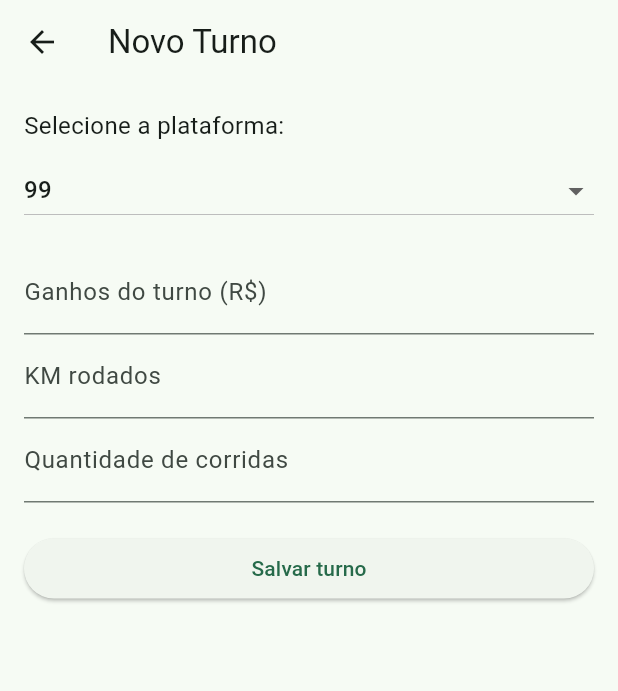
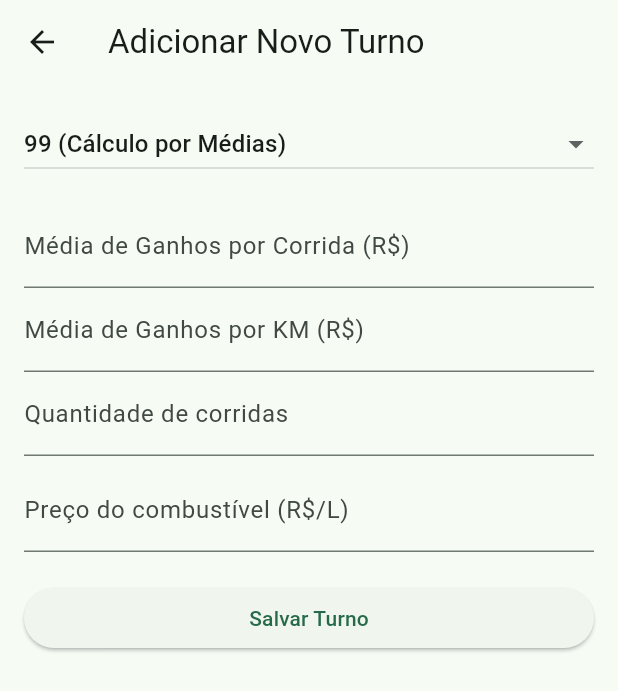
Before and after one commit to DouglasAlexJJ/turno_pago, a Flutter app: the screen it shows after launch, after a tap on the "add" icon, on a phone screen of 412 x 824 dp. Shown: the top 691 px of the screen. Run offline on Flutter 3.47's test engine with Material 3 defaults, Android fonts, the phone set to English and light mode, and no system bars; our stand-ins replace shared_preferences.

Commit message:
atualizações
atualizações na home screen e no turno screen e turno.
melhoria na função de adicionar os dados de km e gastos.

```diff
--- a/lib/models/turno.dart
+++ b/lib/models/turno.dart
@@ -8,7 +8,8 @@
   final String plataforma;
   final double ganhos;
   final double kmRodados;
-  final int corridas; // Será 0 se não for '99'
+  final int corridas;
+  final double precoCombustivel;
 
   Turno({
     required this.id,
@@ -16,6 +17,7 @@
     required this.plataforma,
     required this.ganhos,
     required this.kmRodados,
+    required this.precoCombustivel, // Adicione esta linha
     this.corridas = 0,
   });
 
@@ -27,6 +29,7 @@
       'ganhos': ganhos,
       'kmRodados': kmRodados,
       'corridas': corridas,
+      'precoCombustivel': precoCombustivel,
     };
   }
 
@@ -38,6 +41,7 @@
       ganhos: map['ganhos'],
       kmRodados: map['kmRodados'],
       corridas: map['corridas'] ?? 0,
+      precoCombustivel: map['precoCombustivel'] ?? 0.0,
     );
   }
 
--- a/lib/screens/home_screen.dart
+++ b/lib/screens/home_screen.dart
@@ -1,11 +1,9 @@
-// lib/screens/home_screen.dart
-
 import 'package:flutter/material.dart';
+import 'package:shared_preferences/shared_preferences.dart';
 import 'package:turno_pago/models/turno.dart';
 import '../services/dados_service.dart';
 import 'despesas_screen.dart';
 import 'turno_screen.dart';
-import 'package:shared_preferences/shared_preferences.dart';
 
 class HomeScreen extends StatefulWidget {
   const HomeScreen({super.key});
@@ -21,7 +19,6 @@
   // Variáveis para o resumo do dia
   double ganhosDoDia = 0;
   double totalDespesasDoDia = 0;
-  double _custoProvisionadoTurno = 0.0;
 
   @override
   void initState() {
@@ -30,16 +27,6 @@
   }
 
   Future<void> _carregarDados() async {
-    // --- LÓGICA DE CÁLCULO DE PROVISIONAMENTO ---
-    final prefs = await SharedPreferences.getInstance();
-    final itensManutencao = await DadosService.getManutencaoItens();
-    final custoManutencaoPorKm = itensManutencao.fold(0.0, (soma, item) => soma + item.custoPorKm);
-    final valorCarro = prefs.getDouble('carro_valor') ?? 0;
-    final vidaUtilKm = prefs.getInt('carro_vida_util_km') ?? 0;
-    final custoDepreciacaoPorKm = (vidaUtilKm > 0) ? valorCarro / vidaUtilKm : 0.0;
-    final custoTotalPorKm = custoManutencaoPorKm + custoDepreciacaoPorKm;
-
-    // --- LÓGICA DE DADOS DO DIA E DO TURNO ---
     final todosOsTurnos = await DadosService.getTurnos();
     final todasAsDespesas = await DadosService.getDespesas();
     final hoje = DateTime.now();
@@ -58,23 +45,17 @@
       turnoMaisRecente = todosOsTurnos.first;
     }
 
-    // Calcula o valor final a ser provisionado com base no último turno
-    final double valorProvisaoFinal = (turnoMaisRecente?.kmRodados ?? 0) * custoTotalPorKm;
-
     if (!mounted) return;
 
     setState(() {
       ultimoTurno = turnoMaisRecente;
       ganhosDoDia = somaGanhos;
       totalDespesasDoDia = somaDespesas;
-      _custoProvisionadoTurno = valorProvisaoFinal; // Atribuição direta
     });
   }
 
   @override
   Widget build(BuildContext context) {
-    final lucroDoDia = ganhosDoDia - totalDespesasDoDia;
-
     return Scaffold(
       body: Padding(
         padding: const EdgeInsets.all(16.0),
@@ -85,20 +66,37 @@
               _buildCard(
                 title: 'Financeiro do Dia',
                 children: [
-                  _buildInfoRow('💰 Ganhos Brutos', 'R\$ ${ganhosDoDia.toStringAsFixed(2)}'),
-                  _buildInfoRow('💸 Despesas Totais', 'R\$ ${totalDespesasDoDia.toStringAsFixed(2)}', isNegative: true),
+                  _buildInfoRow('💰 Ganhos Brutos (Dia)', 'R\$ ${ganhosDoDia.toStringAsFixed(2)}'),
+                  _buildInfoRow('💸 Despesas (Dia)', 'R\$ ${totalDespesasDoDia.toStringAsFixed(2)}', isNegative: true),
                   const Divider(),
-                  _buildInfoRow('✅ Lucro Líquido', 'R\$ ${lucroDoDia.toStringAsFixed(2)}', isHighlight: true),
+                  _buildInfoRow('✅ Lucro Líquido (Dia)', 'R\$ ${(ganhosDoDia - totalDespesasDoDia).toStringAsFixed(2)}', isHighlight: true),
                 ],
               ),
               const SizedBox(height: 16),
-              _buildCard(
-                title: 'Métricas do Último Turno',
-                children: ultimoTurno != null
-                    ? _buildMetricasTurno(ultimoTurno!)
-                    : [const Text('Nenhum turno registrado ainda.')],
-              ),
+
+              if (ultimoTurno == null)
+                const Card(child: Padding(padding: EdgeInsets.all(16.0), child: Text("Nenhum turno registrado ainda. Adicione um no botão '+'.")))
+              else
+                FutureBuilder<Map<String, dynamic>>(
+                  future: _getDadosDeCusto(),
+                  builder: (context, snapshot) {
+                    if (snapshot.connectionState == ConnectionState.waiting) {
+                      return const Center(child: CircularProgressIndicator());
+                    }
+                    if (!snapshot.hasData || snapshot.data == null) {
+                      return const SizedBox.shrink();
+                    }
+
+                    final custos = snapshot.data!;
+                    return _buildAnaliseTurnoCard(
+                      turno: ultimoTurno!,
+                      custoProvisionadoPorKm: custos['custoProvisionado']!,
+                      consumoMedio: custos['consumoMedio']!,
+                    );
+                  },
+                ),
               const SizedBox(height: 16),
+
               ElevatedButton.icon(
                 icon: const Icon(Icons.receipt_long),
                 label: const Text('Gerenciar Despesas'),
@@ -109,28 +107,7 @@
                   );
                   _carregarDados();
                 },
-              ),
-              const SizedBox(height: 16),
-              _buildCard(
-                title: '💰 Cofrinho do Veículo',
-                children: [
-                  const Text(
-                    'Valor a separar do último turno para cobrir custos futuros do veículo:',
-                    textAlign: TextAlign.center,
-                    style: TextStyle(fontSize: 15),
-                  ),
-                  const SizedBox(height: 16),
-                  Center(
-                    child: Text(
-                      'R\$ ${_custoProvisionadoTurno.toStringAsFixed(2)}',
-                      style: Theme.of(context).textTheme.headlineMedium?.copyWith(
-                        color: Theme.of(context).colorScheme.primary,
-                        fontWeight: FontWeight.bold,
-                      ),
-                    ),
-                  ),
-                ],
-              ),
+              )
             ],
           ),
         ),
@@ -151,20 +128,47 @@
     );
   }
 
-  // Helper para construir as métricas do turno e evitar repetição de código
-  List<Widget> _buildMetricasTurno(Turno turno) {
-    final ganhoPorKm = turno.kmRodados > 0 ? turno.ganhos / turno.kmRodados : 0.0;
-    final ganhoPorCorrida = turno.plataforma == '99' && turno.corridas > 0 ? turno.ganhos / turno.corridas : 0.0;
+  Future<Map<String, double>> _getDadosDeCusto() async {
+    final prefs = await SharedPreferences.getInstance();
+    final itensManutencao = await DadosService.getManutencaoItens();
 
-    return [
-      _buildInfoRow('🗂 Plataforma', turno.plataforma == '99' ? '99' : 'Outro App'),
-      _buildInfoRow('🛣 KM Rodados', '${turno.kmRodados.toStringAsFixed(1)} km'),
-      _buildInfoRow('📊 Ganho por KM', 'R\$ ${ganhoPorKm.toStringAsFixed(2)}'),
-      if (turno.plataforma == '99') ...[
-        _buildInfoRow('🚗 Corridas Feitas', '${turno.corridas}'),
-        _buildInfoRow('📦 Ganho por Corrida', 'R\$ ${ganhoPorCorrida.toStringAsFixed(2)}'),
-      ]
-    ];
+    final custoManutencaoPorKm = itensManutencao.fold(0.0, (soma, item) => soma + item.custoPorKm);
+
+    final valorCarro = prefs.getDouble('carro_valor') ?? 0;
+    final vidaUtilKm = prefs.getInt('carro_vida_util_km') ?? 0;
+    final custoDepreciacaoPorKm = (vidaUtilKm > 0) ? valorCarro / vidaUtilKm : 0.0;
+
+    final consumo = prefs.getDouble('veiculo_consumo_medio') ?? 10.0; // Padrão 10km/l
+
+    return {
+      'custoProvisionado': custoManutencaoPorKm + custoDepreciacaoPorKm,
+      'consumoMedio': consumo,
+    };
+  }
+
+  Widget _buildAnaliseTurnoCard({
+    required Turno turno,
+    required double custoProvisionadoPorKm,
+    required double consumoMedio,
+  }) {
+    final gastoCombustivel = (consumoMedio > 0)
+        ? (turno.kmRodados / consumoMedio) * turno.precoCombustivel
+        : 0.0;
+
+    final custoTotalProvisionado = turno.kmRodados * custoProvisionadoPorKm;
+    final lucroLiquidoTurno = turno.ganhos - gastoCombustivel - custoTotalProvisionado;
+
+    return _buildCard(
+      title: 'Análise do Último Turno',
+      children: [
+        _buildInfoRow('🛣️ KM Rodados', '${turno.kmRodados.toStringAsFixed(1)} km'),
+        _buildInfoRow('💰 Ganhos Brutos', 'R\$ ${turno.ganhos.toStringAsFixed(2)}'),
+        _buildInfoRow('⛽ Gasto Combustível', 'R\$ ${gastoCombustivel.toStringAsFixed(2)}', isNegative: true),
+        _buildInfoRow('🛠️ Custos Futuros', 'R\$ ${custoTotalProvisionado.toStringAsFixed(2)}', isNegative: true),
+        const Divider(),
+        _buildInfoRow('✅ Lucro Líquido (Turno)', 'R\$ ${lucroLiquidoTurno.toStringAsFixed(2)}', isHighlight: true),
+      ],
+    );
   }
 
   Widget _buildCard({required String title, required List<Widget> children}) {
@@ -192,7 +196,6 @@
       final lucro = double.tryParse(value.replaceAll('R\$ ', '')) ?? 0;
       textColor = lucro >= 0 ? Colors.green : Colors.redAccent;
     }
-
     return Padding(
       padding: const EdgeInsets.symmetric(vertical: 4.0),
       child: Row(
--- a/lib/screens/turno_screen.dart
+++ b/lib/screens/turno_screen.dart
@@ -1,6 +1,6 @@
 import 'package:flutter/material.dart';
 import 'package:turno_pago/models/turno.dart';
-import 'package:uuid/uuid.dart'; // Importa o pacote para gerar IDs
+import 'package:uuid/uuid.dart';
 import '../services/dados_service.dart';
 
 class TurnoScreen extends StatefulWidget {
@@ -13,39 +13,72 @@
 class TurnoScreenState extends State<TurnoScreen> {
   String _plataformaSelecionada = '99';
 
+  // Controladores para o modo "Outros Apps"
   final _ganhosController = TextEditingController();
   final _kmRodadoController = TextEditingController();
+
+  // Controladores para o modo "99"
+  final _ganhoPorKmController = TextEditingController();
+  final _ganhoPorCorridaController = TextEditingController();
   final _corridasController = TextEditingController();
 
+  // Controlador comum
+  final _precoCombustivelController = TextEditingController();
+
   Future<void> _salvarTurno() async {
-    // Validação simples para garantir que os campos não estão vazios
-    if (_ganhosController.text.isEmpty || _kmRodadoController.text.isEmpty) {
-      ScaffoldMessenger.of(context).showSnackBar(
-        const SnackBar(content: Text('Preencha os ganhos e o KM rodado.'), backgroundColor: Colors.red),
-      );
-      return;
+    double ganhosFinais = 0;
+    double kmFinais = 0;
+    int corridasFinais = 0;
+
+    // Lógica de cálculo condicional
+    if (_plataformaSelecionada == '99') {
+      final ganhoPorCorrida = double.tryParse(_ganhoPorCorridaController.text.replaceAll(',', '.')) ?? 0;
+      final ganhoPorKm = double.tryParse(_ganhoPorKmController.text.replaceAll(',', '.')) ?? 0;
+      corridasFinais = int.tryParse(_corridasController.text) ?? 0;
+
+      if (ganhoPorKm == 0 || ganhoPorCorrida == 0 || corridasFinais == 0) {
+        ScaffoldMessenger.of(context).showSnackBar(const SnackBar(
+          content: Text('Preencha todos os campos da 99 para calcular.'),
+          backgroundColor: Colors.red,
+        ));
+        return;
+      }
+
+      ganhosFinais = ganhoPorCorrida * corridasFinais;
+      kmFinais = ganhosFinais / ganhoPorKm;
+
+    } else { // "Outros Apps"
+      ganhosFinais = double.tryParse(_ganhosController.text.replaceAll(',', '.')) ?? 0;
+      kmFinais = double.tryParse(_kmRodadoController.text.replaceAll(',', '.')) ?? 0;
+
+      if (ganhosFinais == 0 || kmFinais == 0) {
+        ScaffoldMessenger.of(context).showSnackBar(const SnackBar(
+          content: Text('Preencha os ganhos e o KM rodado.'),
+          backgroundColor: Colors.red,
+        ));
+        return;
+      }
     }
-    if (_plataformaSelecionada == '99' && _corridasController.text.isEmpty) {
-      ScaffoldMessenger.of(context).showSnackBar(
-        const SnackBar(content: Text('Preencha a quantidade de corridas.'), backgroundColor: Colors.red),
-      );
+
+    final precoCombustivel = double.tryParse(_precoCombustivelController.text.replaceAll(',', '.')) ?? 0;
+    if (precoCombustivel == 0) {
+      ScaffoldMessenger.of(context).showSnackBar(const SnackBar(
+        content: Text('Por favor, informe o preço do combustível.'),
+        backgroundColor: Colors.red,
+      ));
       return;
     }
 
-
-    // Cria um novo objeto Turno com os dados da tela
     final novoTurno = Turno(
-      id: const Uuid().v4(), // Cria um ID único para o turno
-      data: DateTime.now(), // Grava a data e hora atual
+      id: const Uuid().v4(),
+      data: DateTime.now(),
       plataforma: _plataformaSelecionada,
-      ganhos: double.tryParse(_ganhosController.text.replaceAll(',', '.')) ?? 0.0,
-      kmRodados: double.tryParse(_kmRodadoController.text.replaceAll(',', '.')) ?? 0.0,
-      corridas: _plataformaSelecionada == '99'
-          ? int.tryParse(_corridasController.text) ?? 0
-          : 0,
+      ganhos: ganhosFinais,
+      kmRodados: kmFinais,
+      precoCombustivel: precoCombustivel,
+      corridas: corridasFinais,
     );
 
-    // Usa o novo método do DadosService para adicionar o turno à lista
     await DadosService.adicionarTurno(novoTurno);
 
     if (!mounted) return;
@@ -54,33 +87,75 @@
       const SnackBar(content: Text('Turno salvo com sucesso!')),
     );
 
-    Navigator.pop(context, true); // Volta para a HomeScreen e indica que deve recarregar
+    Navigator.pop(context, true);
   }
 
   @override
   void dispose() {
     _ganhosController.dispose();
     _kmRodadoController.dispose();
+    _ganhoPorKmController.dispose();
+    _ganhoPorCorridaController.dispose();
     _corridasController.dispose();
+    _precoCombustivelController.dispose();
     super.dispose();
+  }
+
+  // Widget que constrói os campos para a 99
+  Widget _buildForm99() {
+    return Column(
+      children: [
+        TextFormField(
+          controller: _ganhoPorCorridaController,
+          keyboardType: const TextInputType.numberWithOptions(decimal: true),
+          decoration: const InputDecoration(labelText: 'Média de Ganhos por Corrida (R\$)'),
+        ),
+        TextFormField(
+          controller: _ganhoPorKmController,
+          keyboardType: const TextInputType.numberWithOptions(decimal: true),
+          decoration: const InputDecoration(labelText: 'Média de Ganhos por KM (R\$)'),
+        ),
+        TextFormField(
+          controller: _corridasController,
+          keyboardType: TextInputType.number,
+          decoration: const InputDecoration(labelText: 'Quantidade de corridas'),
+        ),
+      ],
+    );
+  }
+
+  // Widget que constrói os campos para Outros Apps
+  Widget _buildFormOutros() {
+    return Column(
+      children: [
+        TextFormField(
+          controller: _ganhosController,
+          keyboardType: const TextInputType.numberWithOptions(decimal: true),
+          decoration: const InputDecoration(labelText: 'Ganhos totais do turno (R\$)'),
+        ),
+        TextFormField(
+          controller: _kmRodadoController,
+          keyboardType: const TextInputType.numberWithOptions(decimal: true),
+          decoration: const InputDecoration(labelText: 'KM totais rodados'),
+        ),
+      ],
+    );
   }
 
   @override
   Widget build(BuildContext context) {
     return Scaffold(
-      appBar: AppBar(title: const Text('Novo Turno')),
+      appBar: AppBar(title: const Text('Adicionar Novo Turno')),
       body: Padding(
         padding: const EdgeInsets.all(16.0),
         child: ListView(
           children: [
-            const Text('Selecione a plataforma:', style: TextStyle(fontSize: 16)),
-            const SizedBox(height: 8),
             DropdownButton<String>(
               value: _plataformaSelecionada,
               isExpanded: true,
               items: const [
-                DropdownMenuItem(value: '99', child: Text('99')),
-                DropdownMenuItem(value: 'outro', child: Text('Outros Apps')),
+                DropdownMenuItem(value: '99', child: Text('99 (Cálculo por Médias)')),
+                DropdownMenuItem(value: 'outro', child: Text('Outros Apps (Cálculo por Totais)')),
               ],
               onChanged: (value) {
                 if (value != null) {
@@ -91,27 +166,26 @@
               },
             ),
             const SizedBox(height: 16),
+
+            // Renderização condicional do formulário
+            if (_plataformaSelecionada == '99')
+              _buildForm99()
+            else
+              _buildFormOutros(),
+
+            const SizedBox(height: 8),
+
+            // Campo comum para ambos
             TextFormField(
-              controller: _ganhosController,
+              controller: _precoCombustivelController,
               keyboardType: const TextInputType.numberWithOptions(decimal: true),
-              decoration: const InputDecoration(labelText: 'Ganhos do turno (R\$)'),
+              decoration: const InputDecoration(labelText: 'Preço do combustível (R\$/L)'),
             ),
-            TextFormField(
-              controller: _kmRodadoController,
-              keyboardType: const TextInputType.numberWithOptions(decimal: true),
-              decoration: const InputDecoration(labelText: 'KM rodados'),
-            ),
-            if (_plataformaSelecionada == '99') ...[
-              TextFormField(
-                controller: _corridasController,
-                keyboardType: TextInputType.number,
-                decoration: const InputDecoration(labelText: 'Quantidade de corridas'),
-              ),
-            ],
+
             const SizedBox(height: 20),
             ElevatedButton(
               onPressed: _salvarTurno,
-              child: const Text('Salvar turno'),
+              child: const Text('Salvar Turno'),
             ),
           ],
         ),
```
